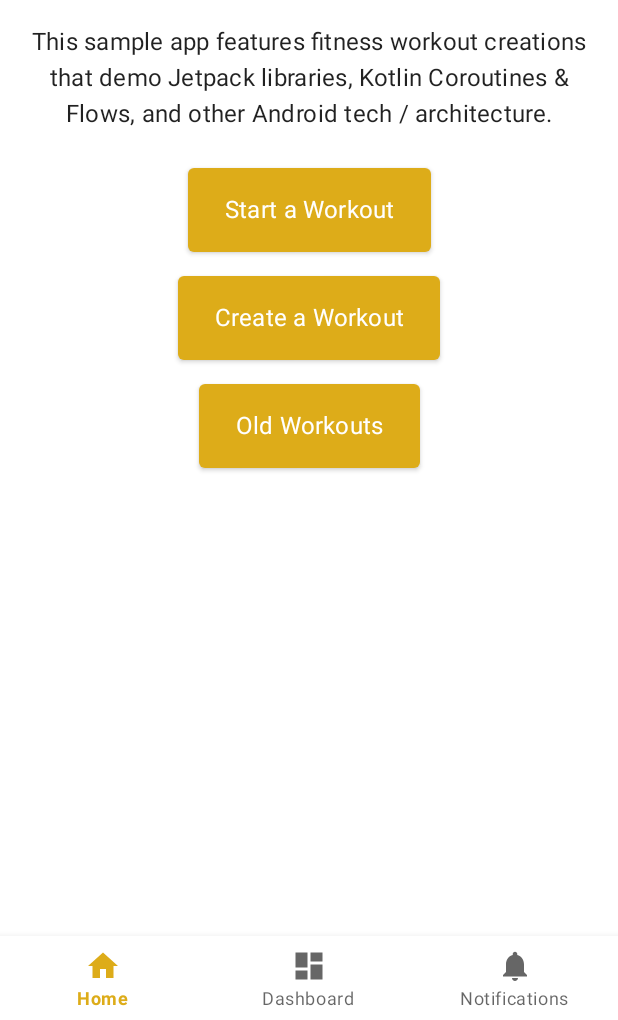
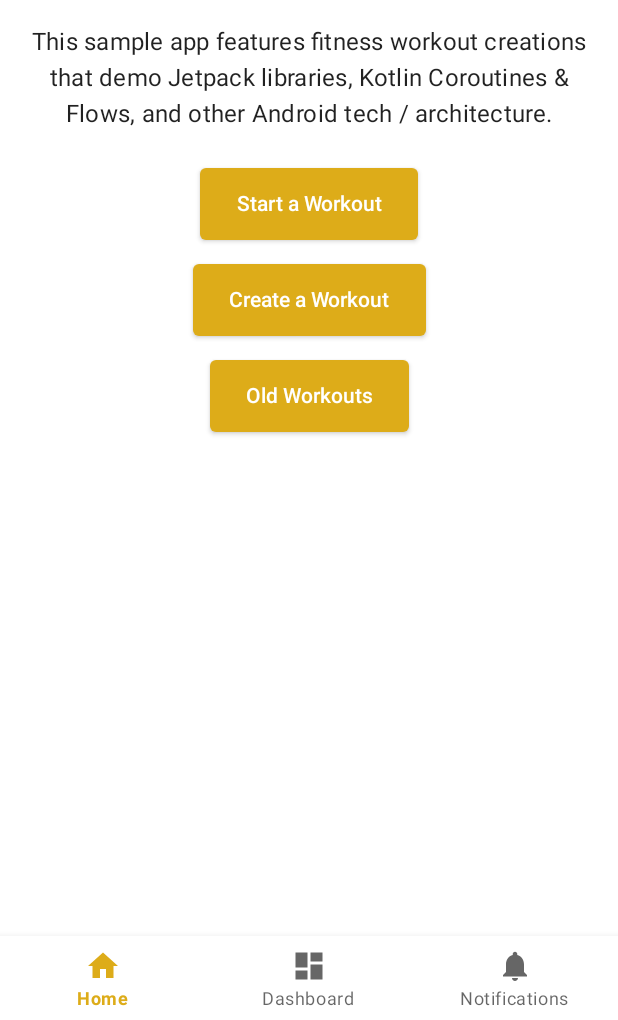
Before and after one commit to laurenyew/AgilityFitTodayApp, an Android app built with Jetpack Compose: the screen it shows after launch (MainActivity), on a phone screen of 412 x 824 dp, the part 216-1236 px from its top. Run offline under Robolectric (Android 15) with nearby library versions, the phone set to English and light mode, and no system bars; our stand-ins replace Dagger/Hilt's generated code, Timber, navigation-ui.

Commit message:
Making things pretty

```diff
--- a/android/AgilityFitTodayApp/app/src/main/java/com/laurenyew/agilityfittodayapp/ui/dashboard/DashboardScreen.kt
+++ b/android/AgilityFitTodayApp/app/src/main/java/com/laurenyew/agilityfittodayapp/ui/dashboard/DashboardScreen.kt
@@ -7,6 +7,7 @@ import androidx.compose.foundation.lazy.GridCells
 import androidx.compose.foundation.lazy.LazyVerticalGrid
 import androidx.compose.foundation.lazy.items
 import androidx.compose.material.Card
+import androidx.compose.material.MaterialTheme
 import androidx.compose.material.Text
 import androidx.compose.runtime.Composable
 import androidx.compose.ui.Alignment
@@ -52,6 +53,7 @@ fun DashboardScreen() {
                         text = item.name,
                         fontSize = 24.sp,
                         textAlign = TextAlign.Center,
+                        style = MaterialTheme.typography.button,
                         modifier = Modifier
                             .padding(24.dp)
                     )
--- a/android/AgilityFitTodayApp/app/src/main/java/com/laurenyew/agilityfittodayapp/ui/home/HomeScreen.kt
+++ b/android/AgilityFitTodayApp/app/src/main/java/com/laurenyew/agilityfittodayapp/ui/home/HomeScreen.kt
@@ -43,7 +43,7 @@ fun HomeScreen(homeScreenViewModel: HomeScreenViewModel = hiltViewModel()) {
             Text(
                 text = "Start a Workout",
                 textAlign = TextAlign.Center,
-                style = MaterialTheme.typography.subtitle1,
+                style = MaterialTheme.typography.button,
                 modifier = Modifier
                     .padding(8.dp)
             )
@@ -55,7 +55,7 @@ fun HomeScreen(homeScreenViewModel: HomeScreenViewModel = hiltViewModel()) {
             Text(
                 text = "Create a Workout",
                 textAlign = TextAlign.Center,
-                style = MaterialTheme.typography.subtitle1,
+                style = MaterialTheme.typography.button,
                 modifier = Modifier
                     .padding(8.dp)
             )
@@ -67,7 +67,7 @@ fun HomeScreen(homeScreenViewModel: HomeScreenViewModel = hiltViewModel()) {
             Text(
                 text = "Old Workouts",
                 textAlign = TextAlign.Center,
-                style = MaterialTheme.typography.subtitle1,
+                style = MaterialTheme.typography.button,
                 modifier = Modifier
                     .padding(8.dp)
             )
--- a/android/AgilityFitTodayApp/app/src/main/java/com/laurenyew/agilityfittodayapp/ui/startWorkout/NavigationRoutes.kt
+++ /dev/null
@@ -1 +0,0 @@
-package com.laurenyew.agilityfittodayapp.ui.startWorkout
--- a/android/AgilityFitTodayApp/app/src/main/java/com/laurenyew/agilityfittodayapp/ui/startWorkout/StartWorkoutScreen.kt
+++ b/android/AgilityFitTodayApp/app/src/main/java/com/laurenyew/agilityfittodayapp/ui/startWorkout/StartWorkoutScreen.kt
@@ -28,7 +28,7 @@ fun StartWorkoutScreen(
 }
 
 sealed class StartWorkoutNavRoutes(val route: String) {
-    object SelectWorkout : StartWorkoutNavRoutes("Select Workout Sequence")
+    object SelectWorkout : StartWorkoutNavRoutes("Select a Workout")
 }
 
 @Composable
--- a/android/AgilityFitTodayApp/app/src/main/java/com/laurenyew/agilityfittodayapp/ui/theme/Color.kt
+++ b/android/AgilityFitTodayApp/app/src/main/java/com/laurenyew/agilityfittodayapp/ui/theme/Color.kt
@@ -6,7 +6,7 @@ val logoColor = Color(0xFFFF9800)
 val gold700 = Color(0xFFB86F05)
 val gold500 = Color(0xFFDDAC19)
 val gold200 = Color(0xFFFFC107)
-val gold100 = Color(0xFFF1D788)
+val gold100 = Color(0xFFFCFBF7)
 val teal200 = Color(0xFF23C1F6)
 
 val dividerColor = Color(0xFF6D6A6F)
--- /dev/null
+++ b/android/AgilityFitTodayApp/app/src/main/res/drawable/ic_run.xml
@@ -0,0 +1,5 @@
+<vector android:autoMirrored="true" android:height="24dp"
+    android:tint="?attr/colorControlNormal" android:viewportHeight="24"
+    android:viewportWidth="24" android:width="24dp" xmlns:android="http://schemas.android.com/apk/res/android">
+    <path android:fillColor="@android:color/black" android:pathData="M12,2C6.48,2 2,6.48 2,12c0,5.52 4.48,10 10,10s10,-4.48 10,-10C22,6.48 17.52,2 12,2zM13.5,6c0.55,0 1,0.45 1,1c0,0.55 -0.45,1 -1,1s-1,-0.45 -1,-1C12.5,6.45 12.95,6 13.5,6zM16,12c-0.7,0 -2.01,-0.54 -2.91,-1.76l-0.41,2.35L14,14.03V18h-1v-3.58l-1.11,-1.21l-0.52,2.64L7.6,15.08l0.2,-0.98l2.78,0.57l0.96,-4.89L10,10.35V12H9V9.65l3.28,-1.21c0.49,-0.18 1.03,0.06 1.26,0.53C14.37,10.67 15.59,11 16,11V12z"/>
+</vector>
```
Also changed, not shown: android/AgilityFitTodayApp/app/src/main/java/com/laurenyew/agilityfittodayapp/ui/compose/BaseActivityScreen.kt (+9 -3 lines), android/AgilityFitTodayApp/app/src/main/java/com/laurenyew/agilityfittodayapp/ui/compose/ListItemComposable.kt (+21 -3 lines), android/AgilityFitTodayApp/app/src/main/java/com/laurenyew/agilityfittodayapp/ui/startWorkout/select/WorkoutPickerScreen.kt (+11 -20 lines).
